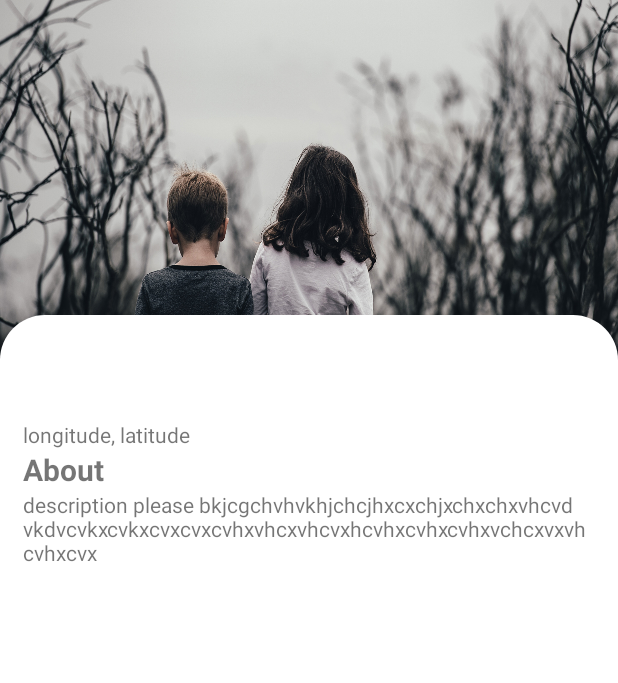
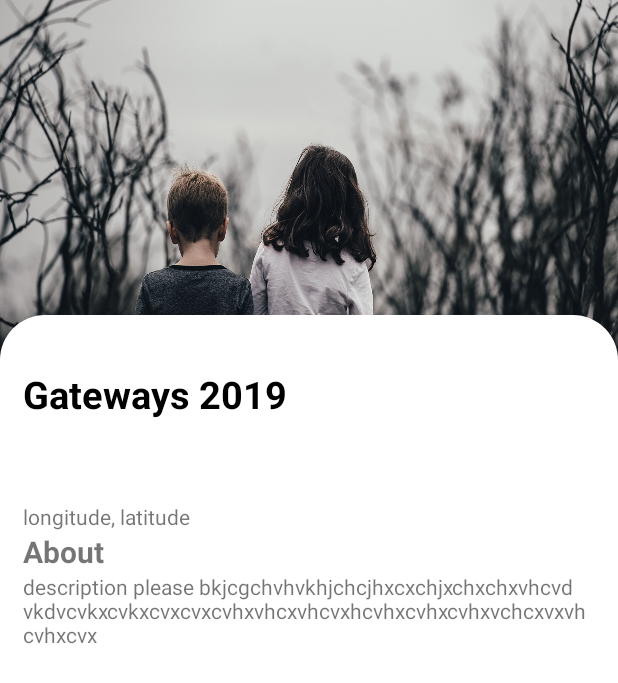
Before and after one commit to Vikash29Singh/EventManagement, an Android app: the Bookactivity screen opened directly, with no data from a screen before it, on a phone screen of 412 x 824 dp. Shown: the top 683 px of the screen. Run offline under Robolectric (Android 15) with nearby library versions, the phone set to English and light mode, and no system bars; our stand-ins replace Firebase (no records; nobody signed in at launch, a user with empty details on screens opened directly), Picasso; 1 statement that could not run was skipped.

Commit message:
new changes

```diff
--- a/app/src/main/java/com/example/eventmanager/Bookactivity.java
+++ b/app/src/main/java/com/example/eventmanager/Bookactivity.java
@@ -7,6 +7,7 @@ import android.content.BroadcastReceiver;
 import android.content.IntentFilter;
 import android.net.ConnectivityManager;
 import android.os.Bundle;
+import android.widget.ImageView;
 import android.widget.TextView;
 import android.widget.Toast;
 
@@ -16,34 +17,35 @@ import com.google.firebase.database.DatabaseReference;
 import com.google.firebase.database.FirebaseDatabase;
 import com.google.firebase.database.Query;
 import com.google.firebase.database.ValueEventListener;
+import com.squareup.picasso.Picasso;
 
 public class Bookactivity extends AppCompatActivity {
 
     // private BroadcastReceiver MyReceiver = null;
-    TextView tv;
+    TextView tv, center_name;
     DatabaseReference databaseReference;
+    ImageView imageView;
+    String event_name, image;
 
     @Override
     protected void onCreate(Bundle savedInstanceState) {
         super.onCreate(savedInstanceState);
         setContentView(R.layout.activity_bookactivity);
         tv = findViewById(R.id.event_name);
-        String id = getIntent().getExtras().getString("event_name");
-        tv.setText(id);
+        center_name = findViewById(R.id.center_name);
 
-        databaseReference = FirebaseDatabase.getInstance().getReference().child("date");
+        imageView = findViewById(R.id.imageView);
+        event_name = getIntent().getExtras().getString("event_name");
+        /*String center_name1 = getIntent().getExtras().getString("center_name");
+        String img =  getIntent().getExtras().getString("imageView");
+        Picasso.get().load(img).into(imageView);*/
+        //tv.setText(event_name);
+        //center_name.setText(center_name1);
 
-        databaseReference.addValueEventListener(new ValueEventListener() {
-            @Override
-            public void onDataChange(@NonNull DataSnapshot dataSnapshot) {
-               // String centername = dataSnapshot.child("center_name").getValue().toString();
-            }
+        databaseReference = FirebaseDatabase.getInstance().getReference("date");
+        /*Query query= databaseReference.child(event_name)*/
 
-            @Override
-            public void onCancelled(@NonNull DatabaseError databaseError) {
-                Toast.makeText(getApplicationContext(), "Error....!!", Toast.LENGTH_SHORT).show();
-            }
-        });
+
 
       /* // FirebaseUser user = FirebaseAuth.getInstance().getCurrentUser();
        // String current_uid = user.getUid(); // user.getUid() will return null if you are not log in
@@ -84,4 +86,29 @@ public class Bookactivity extends AppCompatActivity {
 */
 
 
+    @Override
+    protected void onStart() {
+        super.onStart();
+        databaseReference.orderByChild("event_name").equalTo(event_name).addValueEventListener(new ValueEventListener() {
+            @Override
+            public void onDataChange(@NonNull DataSnapshot dataSnapshot) {
+                //image = dataSnapshot.child("imageView").getValue().toString();
+                // Picasso.get().load(image).into(imageView);
+                //Picasso.get().load(model.getImageView()).into(holder.imageView);
+               /*String center_name1 = dataSnapshot.child("center_name").getValue().toString();
+               center_name.setText(center_name1);
+              */  /* image = dataSnapshot.getValue(String.class);
+                Picasso.get().load(image).into(imageView);*/
+                //Dashboard_item_model model = dataSnapshot.getValue(Dashboard_item_model.class);
+                String center_name1 = dataSnapshot.child("center_name").getValue(String.class);
+                center_name.setText(center_name1);
+            }
+
+            @Override
+            public void onCancelled(@NonNull DatabaseError databaseError) {
+                Toast.makeText(getApplicationContext(), "Error....!!", Toast.LENGTH_SHORT).show();
+            }
+        });
+    }
+
 }
--- a/app/src/main/java/com/example/eventmanager/Dashboard_adapter.java
+++ b/app/src/main/java/com/example/eventmanager/Dashboard_adapter.java
@@ -86,7 +86,7 @@ public class Dashboard_adapter extends RecyclerView.Adapter<Dashboard_adapter.My
         holder.address.setText(model.getAddress());
         holder.date.setText(model.getDate());
         holder.stime.setText(model.getStime()+" Onwards");
-        Picasso.get().load(model.getImageView()).into(holder.imageView);
+        Picasso.get().load(model.getImageView()).placeholder(R.drawable.home).fit().into(holder.imageView);
         //holder.center_name.setText(model.getCenter_name());
         // holder.progressBar.setProgress(model.getLess_weight() * 20);
 
--- a/app/src/main/res/layout/activity_bookactivity.xml
+++ b/app/src/main/res/layout/activity_bookactivity.xml
@@ -49,6 +49,19 @@
             android:id="@+id/event_name"/>
 
         <TextView
+
+        android:layout_marginTop="20dp"
+        android:layout_width="match_parent"
+        android:layout_height="wrap_content"
+        android:text="Center Name"
+        android:textColor="@color/black"
+        android:textStyle="bold"
+        android:textSize="25sp"
+        android:id="@+id/center_name"/>
+
+
+
+        <TextView
             android:layout_width="match_parent"
             android:layout_height="wrap_content"
             android:text="longitude, latitude"
```
Also changed, not shown: app/src/main/java/com/example/eventmanager/Events.java (+22 -6 lines), app/src/main/res/drawable/custom_progressbar.xml (added, +10 -0 lines), app/src/main/res/layout/recyclerview.xml (+12 -4 lines).
